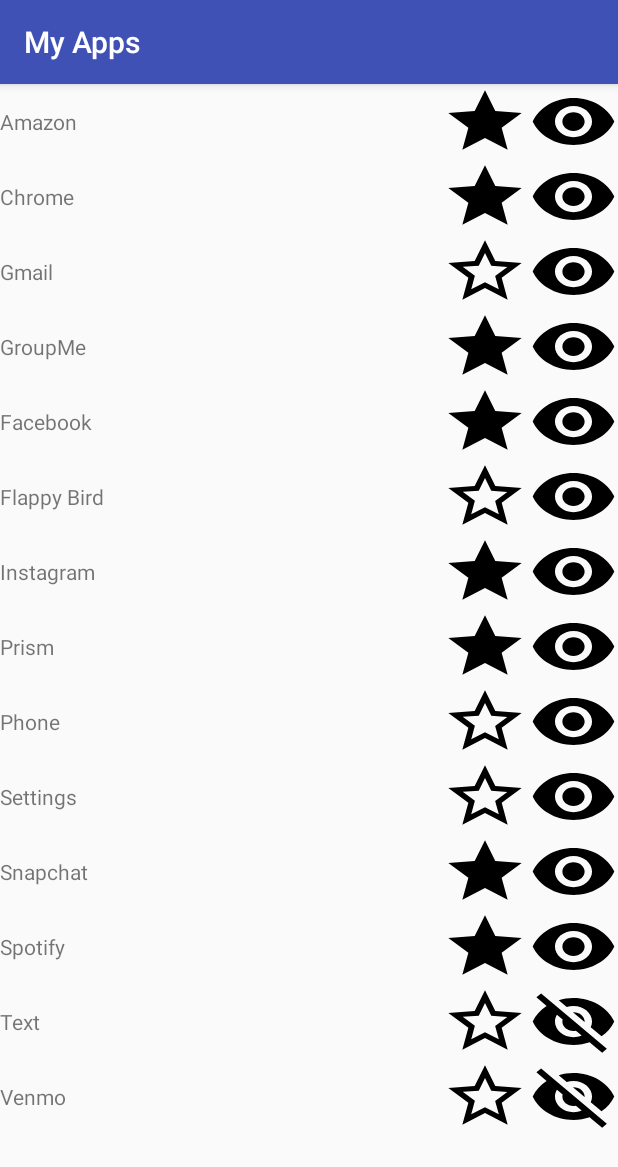
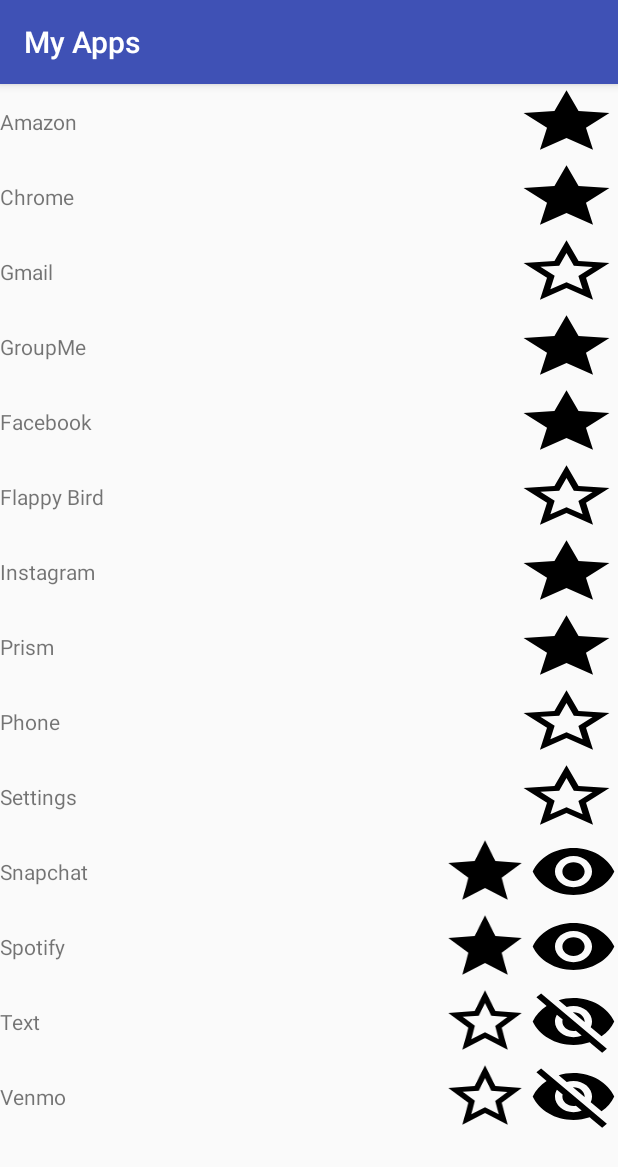
Before and after one commit to zmz0305/cs465_project, an Android app: the AppScreen screen opened directly, with no data from a screen before it, on a phone screen of 412 x 824 dp. Shown: the top 1167 px of the screen. Run offline under Robolectric (Android 15) with nearby library versions, the phone set to English and light mode, and no system bars.

Commit message:
updated app screen

```diff
--- /dev/null
+++ b/app/src/main/res/drawable/ic_star_border_black_24dp.xml
@@ -0,0 +1,4 @@
+<vector android:height="48dp" android:viewportHeight="24.0"
+    android:viewportWidth="24.0" android:width="48dp" xmlns:android="http://schemas.android.com/apk/res/android">
+    <path android:fillColor="#FF000000" android:pathData="M22,9.24l-7.19,-0.62L12,2 9.19,8.63 2,9.24l5.46,4.73L5.82,21 12,17.27 18.18,21l-1.63,-7.03L22,9.24zM12,15.4l-3.76,2.27 1,-4.28 -3.32,-2.88 4.38,-0.38L12,6.1l1.71,4.04 4.38,0.38 -3.32,2.88 1,4.28L12,15.4z"/>
+</vector>
--- /dev/null
+++ b/app/src/main/res/drawable/ic_visibility_black_24dp.xml
@@ -0,0 +1,4 @@
+<vector android:height="48dp" android:viewportHeight="24.0"
+    android:viewportWidth="24.0" android:width="48dp" xmlns:android="http://schemas.android.com/apk/res/android">
+    <path android:fillColor="#FF000000" android:pathData="M12,4.5C7,4.5 2.73,7.61 1,12c1.73,4.39 6,7.5 11,7.5s9.27,-3.11 11,-7.5c-1.73,-4.39 -6,-7.5 -11,-7.5zM12,17c-2.76,0 -5,-2.24 -5,-5s2.24,-5 5,-5 5,2.24 5,5 -2.24,5 -5,5zM12,9c-1.66,0 -3,1.34 -3,3s1.34,3 3,3 3,-1.34 3,-3 -1.34,-3 -3,-3z"/>
+</vector>
--- /dev/null
+++ b/app/src/main/res/drawable/ic_visibility_off_black_24dp.xml
@@ -0,0 +1,4 @@
+<vector android:height="48dp" android:viewportHeight="24.0"
+    android:viewportWidth="24.0" android:width="48dp" xmlns:android="http://schemas.android.com/apk/res/android">
+    <path android:fillColor="#FF000000" android:pathData="M12,7c2.76,0 5,2.24 5,5 0,0.65 -0.13,1.26 -0.36,1.83l2.92,2.92c1.51,-1.26 2.7,-2.89 3.43,-4.75 -1.73,-4.39 -6,-7.5 -11,-7.5 -1.4,0 -2.74,0.25 -3.98,0.7l2.16,2.16C10.74,7.13 11.35,7 12,7zM2,4.27l2.28,2.28 0.46,0.46C3.08,8.3 1.78,10.02 1,12c1.73,4.39 6,7.5 11,7.5 1.55,0 3.03,-0.3 4.38,-0.84l0.42,0.42L19.73,22 21,20.73 3.27,3 2,4.27zM7.53,9.8l1.55,1.55c-0.05,0.21 -0.08,0.43 -0.08,0.65 0,1.66 1.34,3 3,3 0.22,0 0.44,-0.03 0.65,-0.08l1.55,1.55c-0.67,0.33 -1.41,0.53 -2.2,0.53 -2.76,0 -5,-2.24 -5,-5 0,-0.79 0.2,-1.53 0.53,-2.2zM11.84,9.02l3.15,3.15 0.02,-0.16c0,-1.66 -1.34,-3 -3,-3l-0.17,0.01z"/>
+</vector>
--- a/app/src/main/res/layout/activity_app_screen.xml
+++ b/app/src/main/res/layout/activity_app_screen.xml
@@ -37,13 +37,7 @@
                     android:id="@+id/favorite"
                     android:onClick="favToggle" />
 
-                <Button
-                    android:layout_width="0dp"
-                    android:layout_height="match_parent"
-                    android:layout_weight="1"
-                    android:id="@+id/visible"
-                    android:background="@drawable/ic_visibility_black_48dp"
-                    android:onClick="visToggle"/>
+
             </LinearLayout>
             <LinearLayout
                 android:layout_width="match_parent"
@@ -65,13 +59,7 @@
                     android:id="@+id/favorite"
                     android:onClick="favToggle" />
 
-                <Button
-                    android:layout_width="0dp"
-                    android:layout_height="match_parent"
-                    android:layout_weight="1"
-                    android:id="@+id/visible"
-                    android:background="@drawable/ic_visibility_black_48dp"
-                    android:onClick="visToggle"/>
+
             </LinearLayout>
             <LinearLayout
                 android:layout_width="match_parent"
@@ -93,13 +81,6 @@
                     android:id="@+id/unfavorite"
                     android:onClick="favToggle" />
 
-                <Button
-                    android:layout_width="0dp"
-                    android:layout_height="match_parent"
-                    android:layout_weight="1"
-                    android:id="@+id/visible"
-                    android:background="@drawable/ic_visibility_black_48dp"
-                    android:onClick="visToggle"/>
             </LinearLayout>
             <LinearLayout
                 android:layout_width="match_parent"
@@ -121,13 +102,6 @@
                     android:id="@+id/favorite"
                     android:onClick="favToggle" />
 
-                <Button
-                    android:layout_width="0dp"
-                    android:layout_height="match_parent"
-                    android:layout_weight="1"
-                    android:id="@+id/visible"
-                    android:background="@drawable/ic_visibility_black_48dp"
-                    android:onClick="visToggle"/>
             </LinearLayout>
             <LinearLayout
                 android:layout_width="match_parent"
@@ -149,13 +123,7 @@
                     android:id="@+id/favorite"
                     android:onClick="favToggle" />
 
-                <Button
-                    android:layout_width="0dp"
-                    android:layout_height="match_parent"
-                    android:layout_weight="1"
-                    android:id="@+id/visible"
-                    android:background="@drawable/ic_visibility_black_48dp"
-                    android:onClick="visToggle"/>
+
             </LinearLayout>
             <LinearLayout
                 android:layout_width="match_parent"
@@ -177,13 +145,7 @@
                     android:id="@+id/unfavorite"
                     android:onClick="favToggle" />
 
-                <Button
-                    android:layout_width="0dp"
-                    android:layout_height="match_parent"
-                    android:layout_weight="1"
-                    android:id="@+id/visible"
-                    android:background="@drawable/ic_visibility_black_48dp"
-                    android:onClick="visToggle"/>
+
             </LinearLayout>
             <LinearLayout
                 android:layout_width="match_parent"
@@ -205,13 +167,7 @@
                     android:id="@+id/favorite"
                     android:onClick="favToggle" />
 
-                <Button
-                    android:layout_width="0dp"
-                    android:layout_height="match_parent"
-                    android:layout_weight="1"
-                    android:id="@+id/visible"
-                    android:background="@drawable/ic_visibility_black_48dp"
-                    android:onClick="visToggle"/>
+
             </LinearLayout>
             <LinearLayout
                 android:layout_width="match_parent"
@@ -233,13 +189,7 @@
                     android:id="@+id/favorite"
                     android:onClick="favToggle" />
 
-                <Button
-                    android:layout_width="0dp"
-                    android:layout_height="match_parent"
-                    android:layout_weight="1"
-                    android:id="@+id/visible"
-                    android:background="@drawable/ic_visibility_black_48dp"
-                    android:onClick="visToggle"/>
+
             </LinearLayout>
             <LinearLayout
                 android:layout_width="match_parent"
@@ -261,13 +211,6 @@
                     android:id="@+id/unfavorite"
                     android:onClick="favToggle" />
 
-                <Button
-                    android:layout_width="0dp"
-                    android:layout_height="match_parent"
-                    android:layout_weight="1"
-                    android:id="@+id/visible"
-                    android:background="@drawable/ic_visibility_black_48dp"
-                    android:onClick="visToggle"/>
             </LinearLayout>
             <LinearLayout
                 android:layout_width="match_parent"
@@ -289,13 +232,7 @@
                     android:id="@+id/unfavorite"
                     android:onClick="favToggle" />
 
-                <Button
-                    android:layout_width="0dp"
-                    android:layout_height="match_parent"
-                    android:layout_weight="1"
-                    android:id="@+id/visible"
-                    android:background="@drawable/ic_visibility_black_48dp"
-                    android:onClick="visToggle"/>
+
             </LinearLayout>
             <LinearLayout
                 android:layout_width="match_parent"
```
